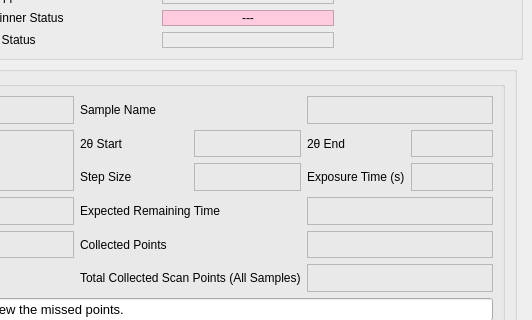
Qt form UI/Visualization/twoThetaStep/twothetastep.ui (SESAME-Synchrotron/MS-XPD-ScanTool) before a commit; both pictures show x 568 to 1100 and y 260 to 580 of the 1100 by 900 pixel window.
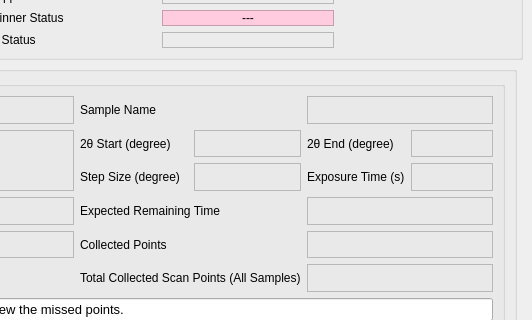
The same form after that commit. Custom widgets are drawn as their Qt base class.

```diff
--- a/UI/Visualization/twoThetaStep/twothetastep.ui
+++ b/UI/Visualization/twoThetaStep/twothetastep.ui
@@ -1486,7 +1486,7 @@
           <item row="1" column="4">
            <widget class="QLabel" name="twoThetaStartLabel">
             <property name="text">
-             <string>2θ Start</string>
+             <string>2θ Start (degree)</string>
             </property>
             <property name="alignment">
              <set>Qt::AlignLeading|Qt::AlignLeft|Qt::AlignVCenter</set>
@@ -1527,7 +1527,7 @@
           <item row="1" column="6">
            <widget class="QLabel" name="twoThetaEndLabel">
             <property name="text">
-             <string>2θ End</string>
+             <string>2θ End (degree)</string>
             </property>
             <property name="alignment">
              <set>Qt::AlignLeading|Qt::AlignLeft|Qt::AlignVCenter</set>
@@ -1568,7 +1568,7 @@
           <item row="2" column="4">
            <widget class="QLabel" name="twoThetaStepSizeLabel">
             <property name="text">
-             <string>Step Size</string>
+             <string>Step Size (degree)</string>
             </property>
             <property name="alignment">
              <set>Qt::AlignLeading|Qt::AlignLeft|Qt::AlignVCenter</set>
```
